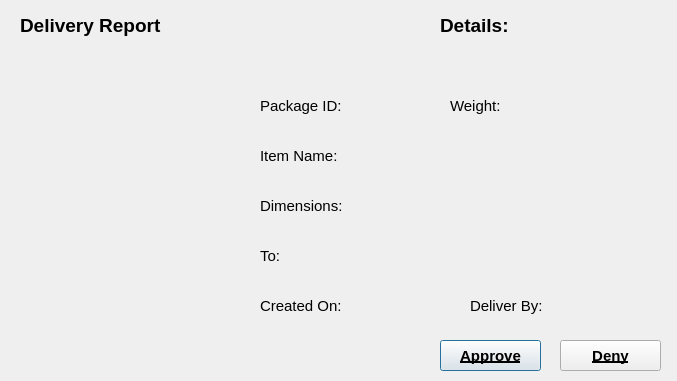
The window that Project_Client/DeliveryPopup.ui (deathtaco1231/deathtaco1231-COMP72070-24W-Project4-Group10-Sec3) describes before a commit, drawn with Qt 5.
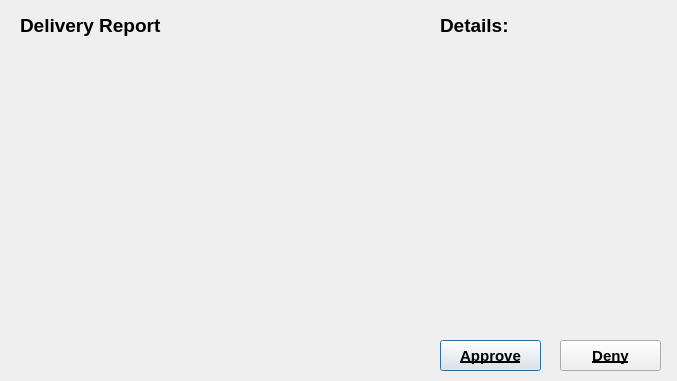
The same window after the commit.

```diff
--- a/Project_Client/DeliveryPopup.ui
+++ b/Project_Client/DeliveryPopup.ui
@@ -119,7 +119,7 @@
     </font>
    </property>
    <property name="text">
-    <string>Weight:</string>
+    <string/>
    </property>
   </widget>
   <widget class="QLabel" name="deliverdateLabel">
@@ -137,7 +137,7 @@
     </font>
    </property>
    <property name="text">
-    <string>Deliver By:</string>
+    <string/>
    </property>
   </widget>
   <widget class="QLabel" name="dimensionsLabel">
@@ -155,7 +155,7 @@
     </font>
    </property>
    <property name="text">
-    <string>Dimensions:</string>
+    <string/>
    </property>
   </widget>
   <widget class="QLabel" name="toaddrLabel">
@@ -173,7 +173,7 @@
     </font>
    </property>
    <property name="text">
-    <string>To:</string>
+    <string/>
    </property>
   </widget>
   <widget class="QLabel" name="itemnameLabel">
@@ -191,7 +191,7 @@
     </font>
    </property>
    <property name="text">
-    <string>Item Name:</string>
+    <string/>
    </property>
   </widget>
   <widget class="QLabel" name="creationdateLabel">
@@ -209,7 +209,7 @@
     </font>
    </property>
    <property name="text">
-    <string>Created On:</string>
+    <string/>
    </property>
   </widget>
   <widget class="QLabel" name="idLabel">
@@ -227,7 +227,7 @@
     </font>
    </property>
    <property name="text">
-    <string>Package ID:</string>
+    <string/>
    </property>
   </widget>
  </widget>
```
Left out of the diff: 2 changed lines with no effect on the pictures.
